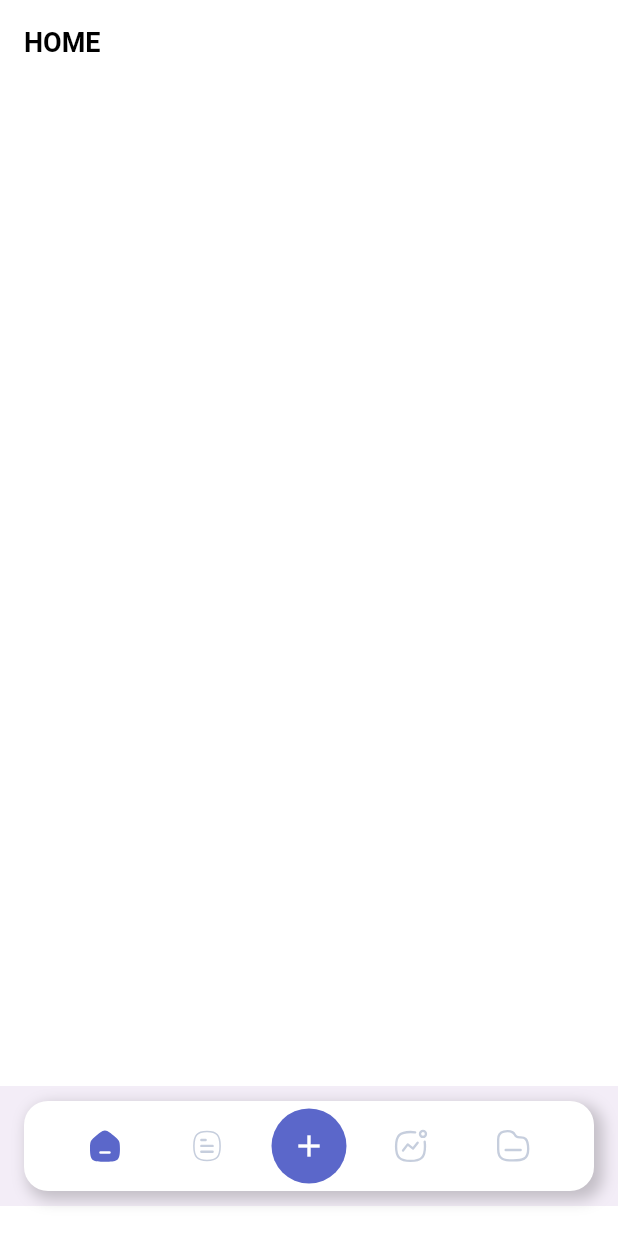
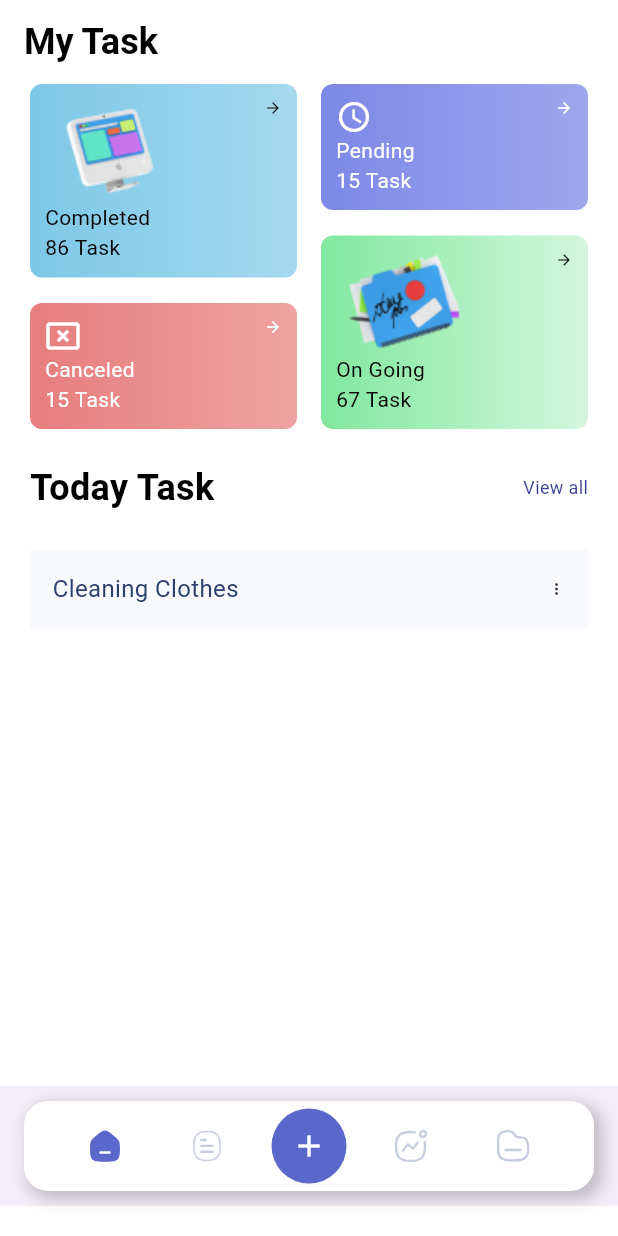
Before and after one commit to nxn1339/daily_plan, a Flutter app: the screen it shows after launch, on a phone screen of 412 x 824 dp. Run offline on Flutter 3.47's test engine with Material 2 defaults, Android fonts, the phone set to English and light mode, and no system bars; our stand-ins replace flutter_svg, get, image_picker, shared_preferences.

Commit message:
coding home box item

```diff
--- /dev/null
+++ b/lib/common/widgets/box_item.dart
@@ -0,0 +1,54 @@
+import 'package:flutter/material.dart';
+import 'package:flutter_svg/svg.dart';
+
+Widget boxItem(
+    String pathIcon, String title, String subTitle, List<Color> colors, int type, {IconData? icon}) {
+      if(type == 0){
+  return Container(
+    padding: const EdgeInsets.all(10),
+    decoration: BoxDecoration(gradient: LinearGradient(colors: colors),borderRadius: const BorderRadius.all(Radius.circular(8))),
+    child: Column(
+      crossAxisAlignment: CrossAxisAlignment.start,
+      children: [
+        Row(
+          crossAxisAlignment: CrossAxisAlignment.start,
+          mainAxisAlignment: MainAxisAlignment.spaceBetween,
+          children: [
+            Image.asset(
+              pathIcon,
+              height: 69,
+              width: 92,
+              fit: BoxFit.fill,
+            ),
+            Container(width: 22,),
+            const Icon(Icons.arrow_forward_rounded,size: 12,)
+          ],
+        ),
+        Text(title),
+        Text(subTitle)
+      ],
+    ),
+  );}
+  else{
+    return Container(
+    padding: const EdgeInsets.all(10),
+    decoration: BoxDecoration(gradient: LinearGradient(colors: colors),borderRadius: const BorderRadius.all(Radius.circular(8))),
+    child: Column(
+      crossAxisAlignment: CrossAxisAlignment.start,
+      children: [
+        Row(
+          crossAxisAlignment: CrossAxisAlignment.start,
+          mainAxisAlignment: MainAxisAlignment.spaceBetween,
+          children: [
+            Icon(icon, color: Colors.white,),
+            Container(width: 22,),
+            const Icon(Icons.arrow_forward_rounded,size: 12, color: Colors.white,)
+          ],
+        ),
+        Text(title,style: const TextStyle(color: Colors.white),),
+        Text(subTitle,style: const TextStyle(color: Colors.white),)
+      ],
+    ),
+  );
+  }
+}
--- /dev/null
+++ b/lib/common/widgets/task_item.dart
@@ -0,0 +1,16 @@
+import 'package:flutter/material.dart';
+
+Widget taskItem() {
+  return Container(
+    padding: const EdgeInsets.all(15),
+    decoration: BoxDecoration(color: Color(0xffF9FAFD)),
+    child: Column(
+      children: [
+        Row(
+          mainAxisAlignment: MainAxisAlignment.spaceBetween,
+          children: [Text('Cleaning Clothes',style: TextStyle(fontSize: 16,color: Color(0xff2C406E)),), Icon(Icons.more_vert,size: 12,)],
+        )
+      ],
+    ),
+  );
+}
--- a/lib/navigation/router_define.dart
+++ b/lib/navigation/router_define.dart
@@ -1,10 +1,19 @@
 import 'package:daily_plan/screens/home.dart';
+import 'package:daily_plan/screens/other.dart';
+import 'package:daily_plan/screens/report.dart';
+import 'package:daily_plan/screens/task.dart';
 
 class RouteDefine {
   static dynamic getPageByName(String pageName) {
     switch (pageName) {
       case 'Home':
         return HomeScreen();
+      case 'Task':
+        return TaskScreen();
+      case 'Report':
+        return ReportScreen();
+      case 'Other':
+        return OtherScreen();
     }
   }
 }
--- a/lib/screens/dash_board.dart
+++ b/lib/screens/dash_board.dart
@@ -1,5 +1,8 @@
 import 'package:daily_plan/controllers/dash_board_controller.dart';
 import 'package:daily_plan/screens/home.dart';
+import 'package:daily_plan/screens/other.dart';
+import 'package:daily_plan/screens/report.dart';
+import 'package:daily_plan/screens/task.dart';
 import 'package:flutter/material.dart';
 import 'package:flutter_svg/svg.dart';
 import 'package:get/get.dart';
@@ -111,11 +114,11 @@ class DashBoard extends StatelessWidget {
       case 0:
         return HomeScreen();
       case 1:
-        return HomeScreen();
+        return TaskScreen();
       case 2:
-        return HomeScreen();
+        return ReportScreen();
       case 3:
-        return HomeScreen();
+        return OtherScreen();
       default:
         return HomeScreen();
     }
--- a/lib/screens/home.dart
+++ b/lib/screens/home.dart
@@ -1,5 +1,6 @@
+import 'package:daily_plan/common/widgets/box_item.dart';
+import 'package:daily_plan/common/widgets/task_item.dart';
 import 'package:flutter/material.dart';
-import 'package:flutter_svg/svg.dart';
 
 class HomeScreen extends StatelessWidget {
   const HomeScreen({super.key});
@@ -8,15 +9,104 @@ class HomeScreen extends StatelessWidget {
   Widget build(BuildContext context) {
     return Scaffold(
       appBar: AppBar(
-        title: Text('HOME'),
+        title: const Text(
+          'My Task',
+          style: TextStyle(fontSize: 24, fontWeight: FontWeight.w700),
+        ),
       ),
       body: Container(
         child: Column(
           children: [
             Expanded(
                 child: SingleChildScrollView(
-                    child: Column(
-              children: [],
+                    child: Container(
+              margin: EdgeInsets.symmetric(horizontal: 20),
+              child: Column(
+                children: [
+                  Row(
+                    children: [
+                      Expanded(
+                        child: Column(children: [
+                          boxItem(
+                              'assets/icons/iMac.png',
+                              'Completed',
+                              '86 Task',
+                              [
+                                Color(0xff7DC8E7),
+                                Color(0xff7DC8E7).withOpacity(0.69)
+                              ],
+                              0),
+                          const SizedBox(
+                            height: 17,
+                          ),
+                          boxItem(
+                              '',
+                              'Canceled',
+                              '15 Task',
+                              [
+                                Color(0xffE77D7D),
+                                Color(0xffE77D7D).withOpacity(0.71)
+                              ],
+                              1,
+                              icon: Icons.cancel_presentation),
+                        ]),
+                      ),
+                      const SizedBox(
+                        width: 16,
+                      ),
+                      Expanded(
+                        child: Column(children: [
+                          boxItem(
+                              '',
+                              'Pending',
+                              '15 Task',
+                              [
+                                Color(0xff7D88E7),
+                                Color(0xff7D88E7).withOpacity(0.74)
+                              ],
+                              1,
+                              icon: Icons.watch_later_outlined),
+                          const SizedBox(
+                            height: 17,
+                          ),
+                          boxItem(
+                              'assets/icons/Folder.png',
+                              'On Going',
+                              '67 Task',
+                              [
+                                Color(0xff81E89E),
+                                Color(0xff81E89E).withOpacity(0.35)
+                              ],
+                              0),
+                        ]),
+                      ),
+                    ],
+                  ),
+                  const SizedBox(
+                    height: 22,
+                  ),
+                  const Row(
+                    mainAxisAlignment: MainAxisAlignment.spaceBetween,
+                    children: [
+                      Text(
+                        'Today Task',
+                        style: TextStyle(
+                            fontSize: 24, fontWeight: FontWeight.w700),
+                      ),
+                      Text('View all',
+                          style: TextStyle(
+                            fontSize: 12,
+                            fontWeight: FontWeight.normal,
+                            color: Color(0xff393F93),
+                          )),
+                    ],
+                  ),
+                  const SizedBox(
+                    height: 24,
+                  ),
+                  taskItem(),
+                ],
+              ),
             )))
           ],
         ),
--- /dev/null
+++ b/lib/screens/other.dart
@@ -0,0 +1,10 @@
+import 'package:flutter/material.dart';
+
+class OtherScreen extends StatelessWidget {
+  const OtherScreen({super.key});
+
+  @override
+  Widget build(BuildContext context) {
+    return Scaffold(body: Text('Other'),);
+  }
+}
--- /dev/null
+++ b/lib/screens/report.dart
@@ -0,0 +1,10 @@
+import 'package:flutter/material.dart';
+
+class ReportScreen extends StatelessWidget {
+  const ReportScreen({super.key});
+
+  @override
+  Widget build(BuildContext context) {
+    return Scaffold(body: Container(child: Text('Report')),);
+  }
+}
--- /dev/null
+++ b/lib/screens/task.dart
@@ -0,0 +1,10 @@
+import 'package:flutter/material.dart';
+
+class TaskScreen extends StatelessWidget {
+  const TaskScreen({super.key});
+
+  @override
+  Widget build(BuildContext context) {
+    return Scaffold(body: Container(child: Text('Task'),),);
+  }
+}
```
Also changed, not shown: assets/icons/Folder.png (added), assets/icons/iMac.png (added).
